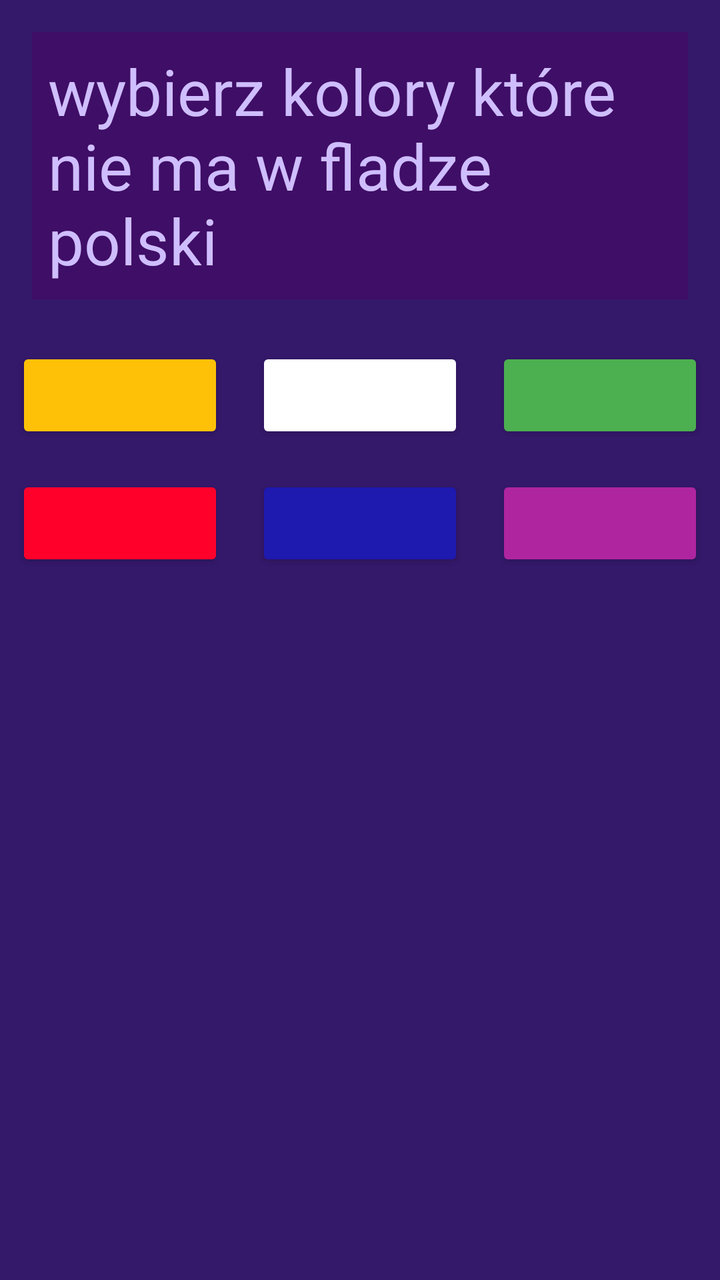
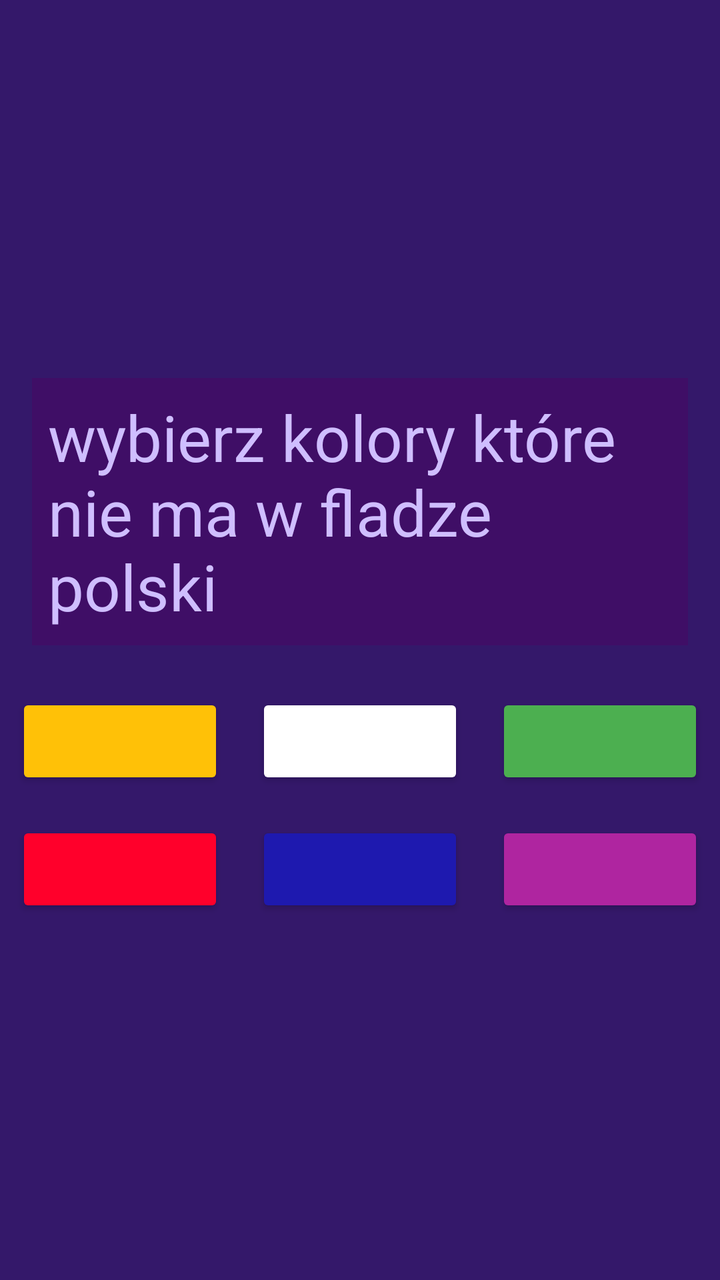

An Android layout rendered at two revisions. The XML below is the earlier revision; the diff shows what the commit changed to produce the second picture.
<!-- AndroidManifest.xml: application theme Theme.Projekt3ptGr2 -->
<!-- res/layout/activity_main.xml -->
<?xml version="1.0" encoding="utf-8"?>
<LinearLayout xmlns:android="http://schemas.android.com/apk/res/android"
    xmlns:app="http://schemas.android.com/apk/res-auto"
    xmlns:tools="http://schemas.android.com/tools"
    android:id="@+id/main"
    android:layout_width="match_parent"
    android:layout_height="match_parent"
    android:orientation="vertical"
    android:background="#34186A"

    tools:context=".MainActivity">

    
    <TextView
        android:layout_width="match_parent"
        android:layout_height="wrap_content"
        android:textSize="32sp"
        android:layout_margin="16dp"
        android:padding="8dp"
        android:textColor="#CFBEFF"
        android:background="#3F0E66"
        android:text="wybierz kolory które nie ma w fladze polski" />

    <LinearLayout
        android:layout_width="match_parent"
        android:layout_height="wrap_content"
        android:orientation="horizontal">

        <Button
            android:id="@+id/button"
            android:layout_width="wrap_content"
            android:layout_height="wrap_content"
            android:layout_weight="1"
            android:backgroundTint="#FFC107"
            android:layout_margin="8dp"
            android:text="" />

        <Button
            android:id="@+id/button2"
            android:layout_width="wrap_content"
            android:layout_height="wrap_content"
            android:layout_weight="1"
            android:backgroundTint="@color/white"
            android:layout_margin="8dp"
            android:text="" />

        <Button
            android:id="@+id/button3"
            android:layout_width="wrap_content"
            android:layout_height="wrap_content"
            android:layout_weight="1"
            android:backgroundTint="#4CAF50"
            android:layout_margin="8dp"
            android:text="" />
    </LinearLayout>

    <LinearLayout
        android:layout_width="match_parent"
        android:layout_height="wrap_content"
        android:orientation="horizontal">

        <Button
            android:id="@+id/button4"
            android:layout_width="wrap_content"
            android:layout_height="wrap_content"
            android:layout_weight="1"
            android:backgroundTint="#ff002b"
            android:layout_margin="8dp"
            android:text=""
            />

        <Button
            android:id="@+id/button5"
            android:layout_width="wrap_content"
            android:layout_height="wrap_content"
            android:layout_weight="1"
            android:backgroundTint="#1e19af"
            android:layout_margin="8dp"
            android:text="" />

        <Button
            android:id="@+id/button6"
            android:layout_width="wrap_content"
            android:layout_height="wrap_content"
            android:layout_weight="1"
            android:backgroundTint="#af25a0"
            android:layout_margin="8dp"
            android:text="" />
    </LinearLayout>

</LinearLayout>
<!-- resources referenced by this layout -->
<resources>
  <color name="white">#FFFFFFFF</color>
  <style name="Theme.Projekt3ptGr2" parent="Base.Theme.Projekt3ptGr2" />
  <style name="Base.Theme.Projekt3ptGr2" parent="Theme.Material3.DayNight.NoActionBar">
          
          
      </style>
</resources>

<!-- the commit's change to res/layout/activity_main.xml (unified diff, before → after) -->
@@ -7,7 +7,7 @@
     android:layout_height="match_parent"
     android:orientation="vertical"
     android:background="#34186A"
-
+    android:gravity="center"
     tools:context=".MainActivity">
 
     
@@ -42,7 +42,9 @@
             android:layout_weight="1"
             android:backgroundTint="@color/white"
             android:layout_margin="8dp"
+            android:onClick="sprawdzOK"
             android:text="" />
+
 
         <Button
             android:id="@+id/button3"
@@ -66,6 +68,7 @@
             android:layout_weight="1"
             android:backgroundTint="#ff002b"
             android:layout_margin="8dp"
+            android:onClick="sprawdzOK"
             android:text=""
             />
 
